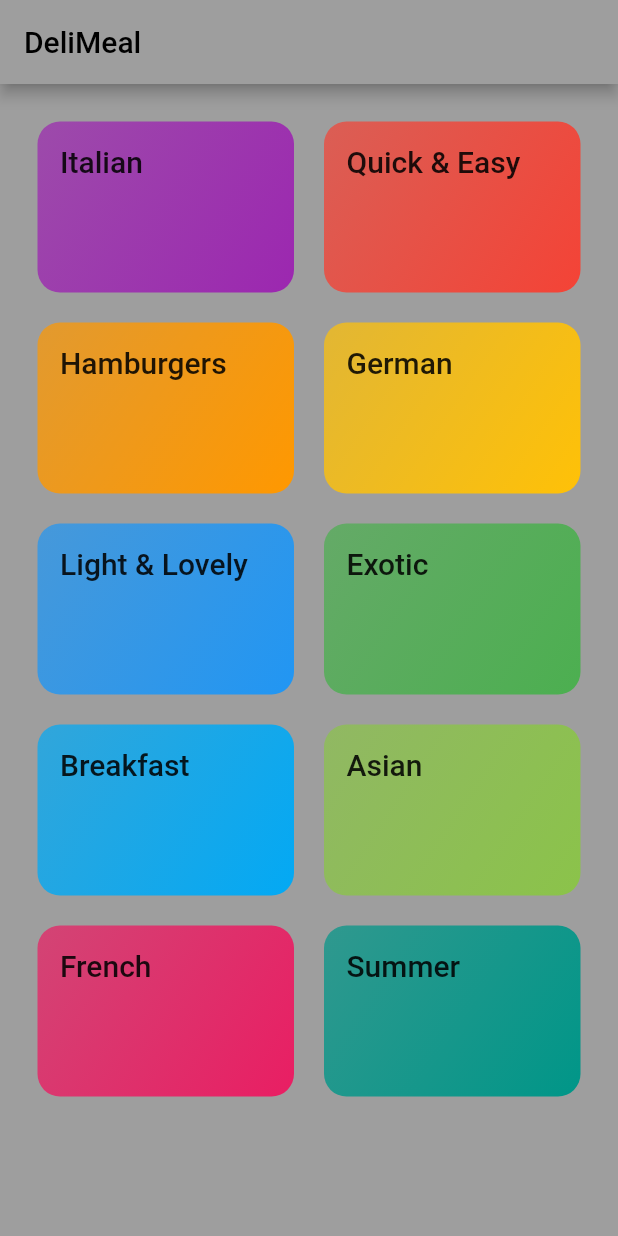
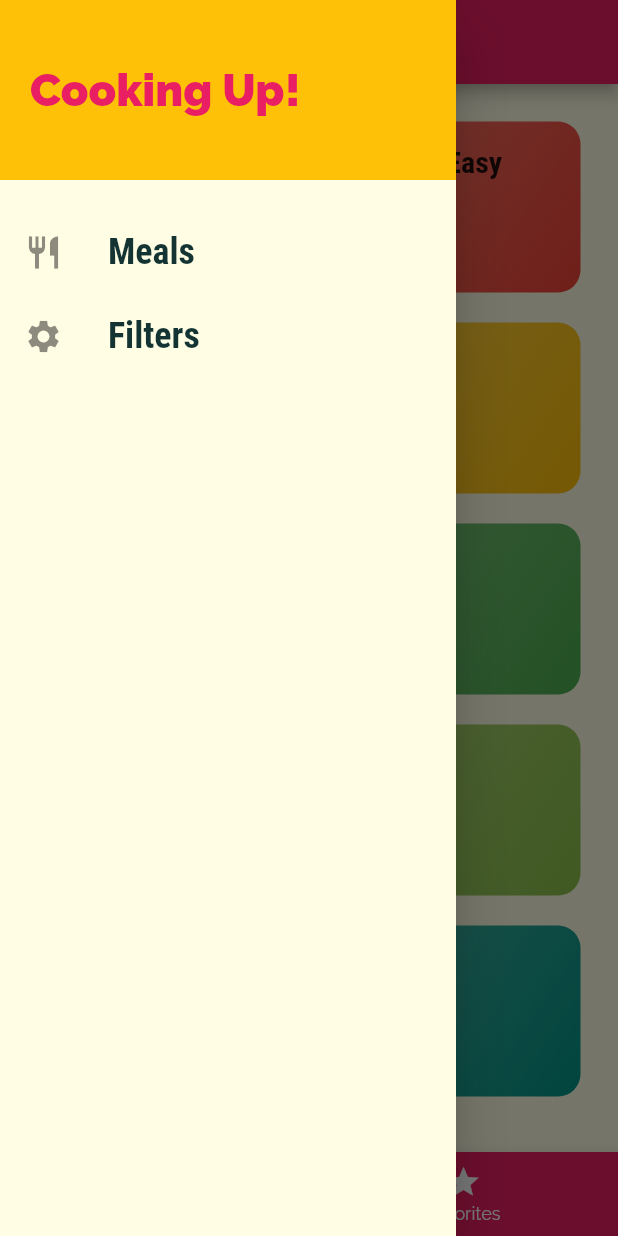
Before and after one commit to mb-ftme/flutter_meal_app, a Flutter app: the screen it shows after launch, with the side drawer open (before the commit the screen has no drawer), on a phone screen of 412 x 824 dp. Run offline on Flutter 3.47's test engine with Material 2 defaults, Android fonts, the phone set to English and light mode, and no system bars.

Commit message:
29 jan 2023 commit

```diff
--- a/lib/dummy_data.dart
+++ b/lib/dummy_data.dart
@@ -1,7 +1,7 @@
 import 'package:flutter/material.dart';
 
 import './models/category.dart';
-import 'models/meal.dart';
+import './models/meal.dart';
 
 const DUMMY_CATEGORIES = const [
   Category(
--- a/lib/main.dart
+++ b/lib/main.dart
@@ -1,30 +1,89 @@
 import 'package:flutter/material.dart';
-import 'package:meal_app/screens/meal_detail_screen.dart';
 
-import 'screens/category_meals_screen.dart';
-import 'screens/categories_screen.dart';
+import './dummy_data.dart';
+import './screens/tabs_screen.dart';
+import './screens/meal_detail_screen.dart';
+import './screens/category_meals_screen.dart';
+import './screens/filters_screen.dart';
+import './screens/categories_screen.dart';
+import './models/meal.dart';
 
 void main() => runApp(MyApp());
 
-class MyApp extends StatelessWidget {
+class MyApp extends StatefulWidget {
+  @override
+  _MyAppState createState() => _MyAppState();
+}
+
+class _MyAppState extends State<MyApp> {
+  Map<String, bool> _filters = {
+    'gluten': false,
+    'lactose': false,
+    'vegan': false,
+    'vegetarian': false,
+  };
+  List<Meal> _availableMeals = DUMMY_MEALS;
+  List<Meal> _favoriteMeals = [];
+
+  void _setFilters(Map<String, bool> filterData) {
+    setState(() {
+      _filters = filterData;
+
+      _availableMeals = DUMMY_MEALS.where((meal) {
+        if (_filters['gluten'] && !meal.isGlutenFree) {
+          return false;
+        }
+        if (_filters['lactose'] && !meal.isLactoseFree) {
+          return false;
+        }
+        if (_filters['vegan'] && !meal.isVegan) {
+          return false;
+        }
+        if (_filters['vegetarian'] && !meal.isVegetarian) {
+          return false;
+        }
+        return true;
+      }).toList();
+    });
+  }
+
+  void _toggleFavorite(String mealId) {
+    final existingIndex =
+        _favoriteMeals.indexWhere((meal) => meal.id == mealId);
+    if (existingIndex >= 0) {
+      setState(() {
+        _favoriteMeals.removeAt(existingIndex);
+      });
+    } else {
+      setState(() {
+        _favoriteMeals.add(
+          DUMMY_MEALS.firstWhere((meal) => meal.id == mealId),
+        );
+      });
+    }
+  }
+
+  bool _isMealFavorite(String id) {
+    return _favoriteMeals.any((meal) => meal.id == id);
+  }
+
   @override
   Widget build(BuildContext context) {
     return MaterialApp(
-      debugShowCheckedModeBanner: false,
       title: 'DeliMeals',
       theme: ThemeData(
-        primarySwatch: Colors.grey,
-        accentColor: Colors.grey,
-        canvasColor: Colors.grey,
+        primarySwatch: Colors.pink,
+        accentColor: Colors.amber,
+        canvasColor: Color.fromRGBO(255, 254, 229, 1),
         fontFamily: 'Raleway',
         textTheme: ThemeData.light().textTheme.copyWith(
-            bodyText1: TextStyle(
-              color: Colors.white,
+            body1: TextStyle(
+              color: Color.fromRGBO(20, 51, 51, 1),
             ),
-            bodyText2: TextStyle(
-              color: Colors.white,
+            body2: TextStyle(
+              color: Color.fromRGBO(20, 51, 51, 1),
             ),
-            subtitle1: TextStyle(
+            title: TextStyle(
               fontSize: 20,
               fontFamily: 'RobotoCondensed',
               fontWeight: FontWeight.bold,
@@ -33,9 +92,25 @@ class MyApp extends StatelessWidget {
       // home: CategoriesScreen(),
       initialRoute: '/', // default is '/'
       routes: {
-        '/': (ctx) => CategoriesScreen(),
-        CategoryMealsScreen.routeName: (ctx) => CategoryMealsScreen(),
-        MealDetailScreen.routeName: (ctx) => MealDetailScreen()
+        '/': (ctx) => TabsScreen(_favoriteMeals),
+        CategoryMealsScreen.routeName: (ctx) =>
+            CategoryMealsScreen(_availableMeals),
+        MealDetailScreen.routeName: (ctx) => MealDetailScreen(_toggleFavorite, _isMealFavorite),
+        FiltersScreen.routeName: (ctx) => FiltersScreen(_filters, _setFilters),
+      },
+      onGenerateRoute: (settings) {
+        print(settings.arguments);
+        // if (settings.name == '/meal-detail') {
+        //   return ...;
+        // } else if (settings.name == '/something-else') {
+        //   return ...;
+        // }
+        // return MaterialPageRoute(builder: (ctx) => CategoriesScreen(),);
+      },
+      onUnknownRoute: (settings) {
+        return MaterialPageRoute(
+          builder: (ctx) => CategoriesScreen(),
+        );
       },
     );
   }
--- a/lib/models/meal.dart
+++ b/lib/models/meal.dart
@@ -28,18 +28,18 @@ class Meal {
   final bool isVegetarian;
 
   const Meal({
-    required this.id,
-    required this.title,
-    required this.imageUrl,
-    required this.categories,
-    required this.ingredients,
-    required this.steps,
-    required this.duration,
-    required this.complexity,
-    required this.affordability,
-    required this.isGlutenFree,
-    required this.isLactoseFree,
-    required this.isVegan,
-    required this.isVegetarian,
+    @required this.id,
+    @required this.categories,
+    @required this.title,
+    @required this.imageUrl,
+    @required this.ingredients,
+    @required this.steps,
+    @required this.duration,
+    @required this.complexity,
+    @required this.affordability,
+    @required this.isGlutenFree,
+    @required this.isLactoseFree,
+    @required this.isVegan,
+    @required this.isVegetarian,
   });
 }
--- a/lib/screens/categories_screen.dart
+++ b/lib/screens/categories_screen.dart
@@ -1,25 +1,28 @@
-import 'package:flutter/src/widgets/container.dart';
-import 'package:flutter/src/widgets/framework.dart';
 import 'package:flutter/material.dart';
-import 'package:meal_app/widgets/category_item.dart';
-import 'package:meal_app/dummy_data.dart';
+
+import '../dummy_data.dart';
+import '../widgets/category_item.dart';
 
 class CategoriesScreen extends StatelessWidget {
   @override
   Widget build(BuildContext context) {
-    return Scaffold(
-        appBar: AppBar(title: const Text('DeliMeal')),
-        body: GridView(
+    return GridView(
       padding: const EdgeInsets.all(25),
       children: DUMMY_CATEGORIES
-              .map((catData) =>
-                  CategoryItem(catData.id, catData.title, catData.color))
+          .map(
+            (catData) => CategoryItem(
+                  catData.id,
+                  catData.title,
+                  catData.color,
+                ),
+          )
           .toList(),
       gridDelegate: SliverGridDelegateWithMaxCrossAxisExtent(
         maxCrossAxisExtent: 200,
-              childAspectRatio: 1.5,
+        childAspectRatio: 3 / 2,
         crossAxisSpacing: 20,
-              mainAxisSpacing: 20),
-        ));
+        mainAxisSpacing: 20,
+      ),
+    );
   }
 }
--- /dev/null
+++ b/lib/screens/tabs_screen.dart
@@ -0,0 +1,72 @@
+import 'package:flutter/material.dart';
+
+import '../widgets/main_drawer.dart';
+import './favorites_screen.dart';
+import './categories_screen.dart';
+import '../models/meal.dart';
+
+class TabsScreen extends StatefulWidget {
+  final List<Meal> favoriteMeals;
+
+  TabsScreen(this.favoriteMeals);
+
+  @override
+  _TabsScreenState createState() => _TabsScreenState();
+}
+
+class _TabsScreenState extends State<TabsScreen> {
+  List<Map<String, Object>> _pages;
+  int _selectedPageIndex = 0;
+
+  @override
+  void initState() {
+    _pages = [
+      {
+        'page': CategoriesScreen(),
+        'title': 'Categories',
+      },
+      {
+        'page': FavoritesScreen(widget.favoriteMeals),
+        'title': 'Your Favorite',
+      },
+    ];
+    super.initState();
+  }
+
+  void _selectPage(int index) {
+    setState(() {
+      _selectedPageIndex = index;
+    });
+  }
+
+  @override
+  Widget build(BuildContext context) {
+    return Scaffold(
+      appBar: AppBar(
+        title: Text(_pages[_selectedPageIndex]['title']),
+      ),
+      drawer: MainDrawer(),
+      body: _pages[_selectedPageIndex]['page'],
+      bottomNavigationBar: BottomNavigationBar(
+        onTap: _selectPage,
+        backgroundColor: Theme.of(context).primaryColor,
+        unselectedItemColor: Colors.white,
+        selectedItemColor: Theme.of(context).accentColor,
+        currentIndex: _selectedPageIndex,
+        // type: BottomNavigationBarType.fixed,
+        items: [
+          BottomNavigationBarItem(
+            backgroundColor: Theme.of(context).primaryColor,
+            icon: Icon(Icons.category),
+            title: Text('Categories'),
+          ),
+          BottomNavigationBarItem(
+            backgroundColor: Theme.of(context).primaryColor,
+            icon: Icon(Icons.star),
+            title: Text('Favorites'),
+          ),
+        ],
+      ),
+    );
+  }
+}
--- /dev/null
+++ b/lib/widgets/main_drawer.dart
@@ -0,0 +1,56 @@
+import 'package:flutter/material.dart';
+
+import '../screens/filters_screen.dart';
+
+class MainDrawer extends StatelessWidget {
+  Widget buildListTile(String title, IconData icon, Function tapHandler) {
+    return ListTile(
+      leading: Icon(
+        icon,
+        size: 26,
+      ),
+      title: Text(
+        title,
+        style: TextStyle(
+          fontFamily: 'RobotoCondensed',
+          fontSize: 24,
+          fontWeight: FontWeight.bold,
+        ),
+      ),
+      onTap: tapHandler,
+    );
+  }
+
+  @override
+  Widget build(BuildContext context) {
+    return Drawer(
+      child: Column(
+        children: <Widget>[
+          Container(
+            height: 120,
+            width: double.infinity,
+            padding: EdgeInsets.all(20),
+            alignment: Alignment.centerLeft,
+            color: Theme.of(context).accentColor,
+            child: Text(
+              'Cooking Up!',
+              style: TextStyle(
+                  fontWeight: FontWeight.w900,
+                  fontSize: 30,
+                  color: Theme.of(context).primaryColor),
+            ),
+          ),
+          SizedBox(
+            height: 20,
+          ),
+          buildListTile('Meals', Icons.restaurant, () {
+            Navigator.of(context).pushReplacementNamed('/');
+          }),
+          buildListTile('Filters', Icons.settings, () {
+            Navigator.of(context).pushReplacementNamed(FiltersScreen.routeName);
+          }),
+        ],
+      ),
+    );
+  }
+}
```
Also changed, not shown: lib/models/category.dart (+5 -3 lines), lib/screens/category_meals_screen.dart (+51 -18 lines), lib/screens/favorites_screen.dart (added, +33 -0 lines), lib/screens/filters_screen.dart (added, +136 -0 lines), lib/screens/meal_detail_screen.dart (+91 -9 lines), lib/widgets/category_item.dart (+8 -3 lines), lib/widgets/meal_item.dart (+15 -10 lines). Lines whose indentation alone changed are shown as unchanged.
